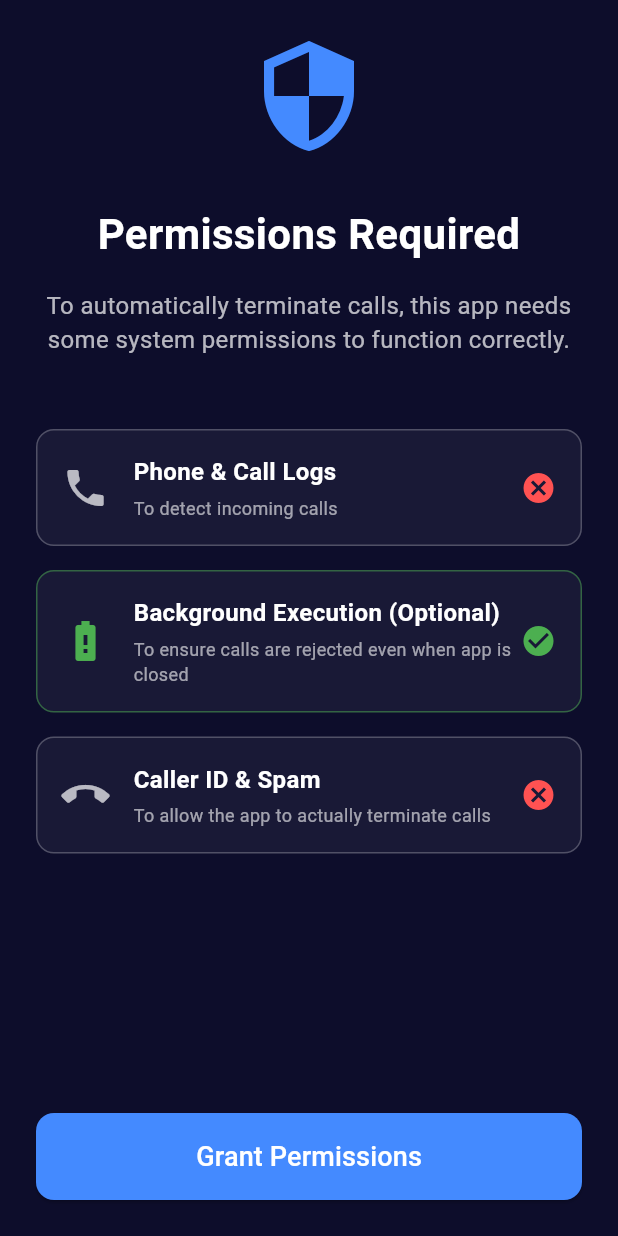
After one commit to Yovel-R/call_rejection, a Flutter app: the PermissionScreen screen opened by its route, after a tap on "Grant Permissions", on a phone screen of 412 x 824 dp. The commit adds this screen. Run offline on Flutter 3.47's test engine with Material 3 defaults, Android fonts, the phone set to English and light mode, and no system bars; our stand-ins replace permission_handler, shared_preferences; accounts and stored records are empty.

Commit message:
perfect mobile

```diff
--- a/lib/login_screen.dart
+++ b/lib/login_screen.dart
@@ -57,8 +57,8 @@ class _LoginScreenState extends State<LoginScreen> {
         await prefs.setString('user_phone', body['phoneNumber'] as String);
 
         if (mounted) {
-          // Replace login screen with home — no back stack
-          Navigator.of(context).pushReplacementNamed('/home');
+          // Navigate to permissions check before home
+          Navigator.of(context).pushReplacementNamed('/permissions');
         }
       } else {
         setState(() {
--- a/lib/main.dart
+++ b/lib/main.dart
@@ -3,6 +3,7 @@ import 'package:flutter/material.dart';
 import 'package:flutter/services.dart';
 import 'package:shared_preferences/shared_preferences.dart';
 import 'login_screen.dart';
+import 'permission_screen.dart';
 
 Future<void> main() async {
   WidgetsFlutterBinding.ensureInitialized();
@@ -25,8 +26,9 @@ class MainApp extends StatelessWidget {
         brightness: Brightness.dark,
         useMaterial3: true,
       ),
-      initialRoute: isLoggedIn ? '/home' : '/login',
+      initialRoute: isLoggedIn ? '/permissions' : '/login',
       routes: {
+        '/permissions': (_) => const PermissionScreen(),
         '/login': (_) => const LoginScreen(),
         '/home': (_) => const CallScreeningHome(),
       },
@@ -52,15 +54,11 @@ class _CallScreeningHomeState extends State<CallScreeningHome>
   bool _checking = false;
   String _statusMessage = 'Checking status…';
 
-  // User info
   String _serviceName = '';
 
-  // Incoming call state
   String? _incomingNumber; // null = no active call
-  String _callState = ''; // RINGING / IDLE / OFFHOOK
   StreamSubscription? _callSub;
 
-  // Call history (in-session)
   final List<Map<String, String>> _callLog = [];
 
   @override
@@ -97,19 +95,17 @@ class _CallScreeningHomeState extends State<CallScreeningHome>
     final map = Map<String, String>.from(event as Map);
     final state = map['state'] ?? '';
     final number = map['number'] ?? '';
-    final isUpdate = map['update'] == 'true'; // second RINGING with real number
+    final isUpdate = map['update'] == 'true';
     debugPrint(
       '[CallScreening] call event: state=$state number=$number update=$isUpdate',
     );
 
     setState(() {
-      _callState = state;
       if (state == 'RINGING') {
         final displayNumber = number.isEmpty ? 'Unknown number' : number;
         _incomingNumber = displayNumber;
 
         if (isUpdate) {
-          // Patch the most recent log entry — replace "Unknown number" with real number
           if (_callLog.isNotEmpty &&
               _callLog.first['number'] == 'Unknown number') {
             _callLog[0] = {
--- /dev/null
+++ b/lib/permission_screen.dart
@@ -0,0 +1,256 @@
+import 'package:flutter/material.dart';
+import 'package:flutter/services.dart';
+import 'package:permission_handler/permission_handler.dart';
+
+class PermissionScreen extends StatefulWidget {
+  const PermissionScreen({super.key});
+
+  @override
+  State<PermissionScreen> createState() => _PermissionScreenState();
+}
+
+class _PermissionScreenState extends State<PermissionScreen>
+    with WidgetsBindingObserver {
+  static const _methodChannel = MethodChannel('call_screening_channel');
+
+  bool _checking = true;
+  bool _phoneGranted = false;
+  bool _batteryGranted = false;
+  bool _roleGranted = false;
+
+  @override
+  void initState() {
+    super.initState();
+    WidgetsBinding.instance.addObserver(this);
+    _checkAllPermissions();
+  }
+
+  @override
+  void dispose() {
+    WidgetsBinding.instance.removeObserver(this);
+    super.dispose();
+  }
+
+  @override
+  void didChangeAppLifecycleState(AppLifecycleState state) {
+    if (state == AppLifecycleState.resumed) {
+      _checkAllPermissions();
+    }
+  }
+
+  Future<void> _checkAllPermissions() async {
+    setState(() => _checking = true);
+
+    // 1. Check basic permissions
+    try {
+      final basic = await _methodChannel.invokeMethod<bool>(
+        'checkBasicPermissions',
+      );
+      _phoneGranted = basic ?? false;
+    } catch (e) {
+      _phoneGranted = false;
+    }
+
+    // 2. Check battery optimization
+    final batteryStatus = await Permission.ignoreBatteryOptimizations.status;
+    _batteryGranted = batteryStatus.isGranted;
+
+    // 3. Check Call Screening Role
+    try {
+      final held = await _methodChannel.invokeMethod<bool>(
+        'isScreeningRoleHeld',
+      );
+      _roleGranted = held ?? false;
+    } catch (e) {
+      debugPrint("Error checking role: $e");
+      _roleGranted = false;
+    }
+
+    setState(() => _checking = false);
+
+    if (_allGranted) {
+      _proceed();
+    }
+  }
+
+  bool get _allGranted => _phoneGranted && _roleGranted;
+
+  Future<void> _requestPermissions() async {
+    // Request Phone/Call Log First
+    if (!_phoneGranted) {
+      try {
+        final granted = await _methodChannel.invokeMethod<bool>(
+          'requestBasicPermissions',
+        );
+        setState(() => _phoneGranted = granted ?? false);
+        if (!_phoneGranted) return; // Stop if they deny
+      } catch (e) {
+        debugPrint("Error requesting native permissions: $e");
+        if (!_phoneGranted) return;
+      }
+    }
+
+    // Request Battery Optimization Next (Optional)
+    if (!_batteryGranted) {
+      final status = await Permission.ignoreBatteryOptimizations.request();
+      setState(() => _batteryGranted = status.isGranted);
+      // We do not return here if denied because this permission is optional.
+    }
+
+    // Request Call Screening Role Last
+    if (!_roleGranted) {
+      try {
+        final granted = await _methodChannel.invokeMethod<bool>(
+          'requestScreeningRole',
+        );
+        setState(() => _roleGranted = granted ?? false);
+      } catch (e) {
+        debugPrint("Error requesting role: $e");
+        if (mounted) {
+          ScaffoldMessenger.of(
+            context,
+          ).showSnackBar(SnackBar(content: Text('Error: $e')));
+        }
+      }
+    }
+
+    // Check again and proceed if everything is good
+    await _checkAllPermissions();
+  }
+
+  void _proceed() {
+    if (!mounted) return;
+    Navigator.of(context).pushReplacementNamed('/home');
+  }
+
+  @override
+  Widget build(BuildContext context) {
+    return Scaffold(
+      backgroundColor: const Color(0xFF0D0D2B),
+      body: SafeArea(
+        child: Padding(
+          padding: const EdgeInsets.all(24.0),
+          child: Column(
+            mainAxisAlignment: MainAxisAlignment.center,
+            crossAxisAlignment: CrossAxisAlignment.stretch,
+            children: [
+              const Icon(Icons.security, size: 80, color: Colors.blueAccent),
+              const SizedBox(height: 32),
+              const Text(
+                'Permissions Required',
+                style: TextStyle(
+                  fontSize: 28,
+                  fontWeight: FontWeight.bold,
+                  color: Colors.white,
+                ),
+                textAlign: TextAlign.center,
+              ),
+              const SizedBox(height: 16),
+              const Text(
+                'To automatically terminate calls, this app needs some system permissions to function correctly.',
+                style: TextStyle(fontSize: 16, color: Colors.white70),
+                textAlign: TextAlign.center,
+              ),
+              const SizedBox(height: 48),
+
+              if (_checking)
+                const Center(child: CircularProgressIndicator())
+              else ...[
+                _buildPermissionRow(
+                  icon: Icons.phone,
+                  title: 'Phone & Call Logs',
+                  subtitle: 'To detect incoming calls',
+                  isGranted: _phoneGranted,
+                ),
+                const SizedBox(height: 16),
+                _buildPermissionRow(
+                  icon: Icons.battery_alert,
+                  title: 'Background Execution (Optional)',
+                  subtitle:
+                      'To ensure calls are rejected even when app is closed',
+                  isGranted: _batteryGranted,
+                ),
+                const SizedBox(height: 16),
+                _buildPermissionRow(
+                  icon: Icons.call_end,
+                  title: 'Caller ID & Spam',
+                  subtitle: 'To allow the app to actually terminate calls',
+                  isGranted: _roleGranted,
+                ),
+                const Spacer(),
+                ElevatedButton(
+                  onPressed: _allGranted ? _proceed : _requestPermissions,
+                  style: ElevatedButton.styleFrom(
+                    backgroundColor: Colors.blueAccent,
+                    padding: const EdgeInsets.symmetric(vertical: 16),
+                    shape: RoundedRectangleBorder(
+                      borderRadius: BorderRadius.circular(12),
+                    ),
+                  ),
+                  child: Text(
+                    _allGranted ? 'Continue' : 'Grant Permissions',
+                    style: const TextStyle(fontSize: 18, color: Colors.white),
+                  ),
+                ),
+              ],
+            ],
+          ),
+        ),
+      ),
+    );
+  }
+
+  Widget _buildPermissionRow({
+    required IconData icon,
+    required String title,
+    required String subtitle,
+    required bool isGranted,
+  }) {
+    return Container(
+      padding: const EdgeInsets.all(16),
+      decoration: BoxDecoration(
+        color: Colors.white.withValues(alpha: 0.05),
+        borderRadius: BorderRadius.circular(12),
+        border: Border.all(
+          color: isGranted
+              ? Colors.green.withValues(alpha: 0.5)
+              : Colors.white24,
+        ),
+      ),
+      child: Row(
+        children: [
+          Icon(
+            icon,
+            color: isGranted ? Colors.green : Colors.white70,
+            size: 32,
+          ),
+          const SizedBox(width: 16),
+          Expanded(
+            child: Column(
+              crossAxisAlignment: CrossAxisAlignment.start,
+              children: [
+                Text(
+                  title,
+                  style: const TextStyle(
+                    fontSize: 16,
+                    fontWeight: FontWeight.bold,
+                    color: Colors.white,
+                  ),
+                ),
+                const SizedBox(height: 4),
+                Text(
+                  subtitle,
+                  style: const TextStyle(fontSize: 12, color: Colors.white60),
+                ),
+              ],
+            ),
+          ),
+          if (isGranted)
+            const Icon(Icons.check_circle, color: Colors.green)
+          else
+            const Icon(Icons.cancel, color: Colors.redAccent),
+        ],
+      ),
+    );
+  }
+}
--- a/pubspec.yaml
+++ b/pubspec.yaml
@@ -11,6 +11,7 @@ dependencies:
     sdk: flutter
   shared_preferences: ^2.3.2
   http: ^1.2.2
+  permission_handler: ^12.0.1
 
 dev_dependencies:
   flutter_test:
```
Also changed, not shown: pubspec.lock, 4 other files.
